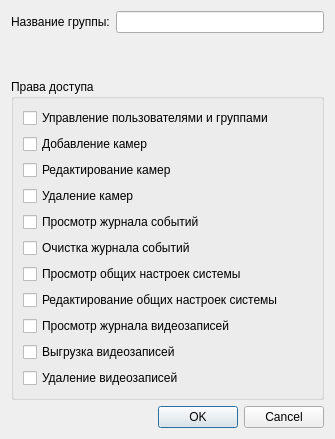
First picture: the form in editmandatorygroup.ui, repository MikhailBersenev/BuksanSpy, before the edit.
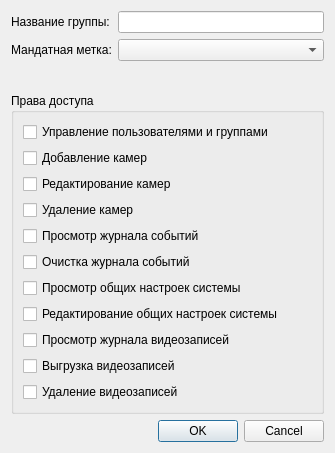
Second picture: the form after the edit.

The edit to the form file:
```diff
--- a/editmandatorygroup.ui
+++ b/editmandatorygroup.ui
@@ -7,7 +7,7 @@
     <x>0</x>
     <y>0</y>
     <width>335</width>
-    <height>439</height>
+    <height>453</height>
    </rect>
   </property>
   <property name="windowTitle">
@@ -26,6 +26,16 @@
      <item row="0" column="1">
       <widget class="QLineEdit" name="GroupName_Edit"/>
      </item>
+     <item row="1" column="0">
+      <widget class="QLabel" name="MandatoryMark_Label">
+       <property name="text">
+        <string>Мандатная метка:</string>
+       </property>
+      </widget>
+     </item>
+     <item row="1" column="1">
+      <widget class="QComboBox" name="MandatoryMark_comboBox"/>
+     </item>
     </layout>
    </item>
    <item row="1" column="0">
```
